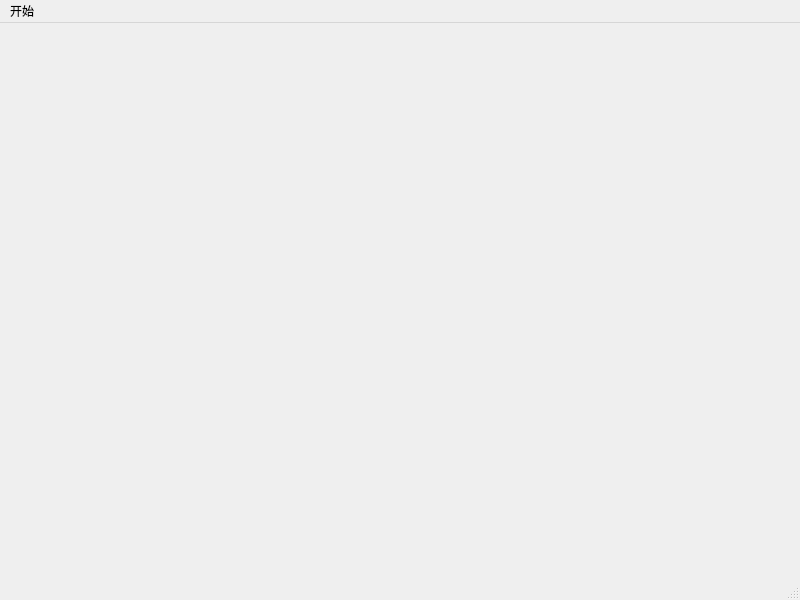
Before: the Qt Designer form coinFlip/mainscene.ui in dks008/Test, drawn with Qt 5.
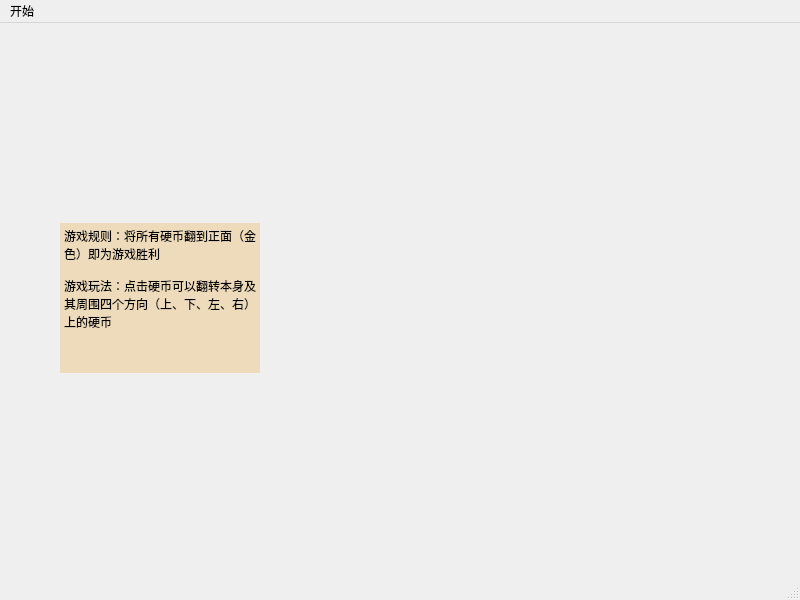
After: the same form once the commit is applied.

```diff
--- a/coinFlip/mainscene.ui
+++ b/coinFlip/mainscene.ui
@@ -13,7 +13,34 @@
   <property name="windowTitle">
    <string>MainScene</string>
   </property>
-  <widget class="QWidget" name="centralwidget"/>
+  <widget class="QWidget" name="centralwidget">
+   <widget class="QTextEdit" name="rulesText">
+    <property name="geometry">
+     <rect>
+      <x>60</x>
+      <y>200</y>
+      <width>200</width>
+      <height>150</height>
+     </rect>
+    </property>
+    <property name="styleSheet">
+     <string notr="true">background-color: rgba(235, 175, 75, 80);
+ border:none</string>
+    </property>
+    <property name="html">
+     <string>&lt;!DOCTYPE HTML PUBLIC &quot;-//W3C//DTD HTML 4.0//EN&quot; &quot;http://www.w3.org/TR/REC-html40/strict.dtd&quot;&gt;
+&lt;html&gt;&lt;head&gt;&lt;meta name=&quot;qrichtext&quot; content=&quot;1&quot; /&gt;&lt;meta charset=&quot;utf-8&quot; /&gt;&lt;style type=&quot;text/css&quot;&gt;
+p, li { white-space: pre-wrap; }
+hr { height: 1px; border-width: 0; }
+li.unchecked::marker { content: &quot;\2610&quot;; }
+li.checked::marker { content: &quot;\2612&quot;; }
+&lt;/style&gt;&lt;/head&gt;&lt;body style=&quot; font-family:'Microsoft YaHei UI'; font-size:9pt; font-weight:400; font-style:normal;&quot;&gt;
+&lt;p style=&quot; margin-top:0px; margin-bottom:0px; margin-left:0px; margin-right:0px; -qt-block-indent:0; text-indent:0px;&quot;&gt;&lt;span style=&quot; color:#000000;&quot;&gt;游戏规则：将所有硬币翻到正面（金色）即为游戏胜利&lt;/span&gt;&lt;/p&gt;
+&lt;p style=&quot;-qt-paragraph-type:empty; margin-top:0px; margin-bottom:0px; margin-left:0px; margin-right:0px; -qt-block-indent:0; text-indent:0px;&quot;&gt;&lt;br /&gt;&lt;/p&gt;
+&lt;p style=&quot; margin-top:0px; margin-bottom:0px; margin-left:0px; margin-right:0px; -qt-block-indent:0; text-indent:0px;&quot;&gt;&lt;span style=&quot; color:#000000;&quot;&gt;游戏玩法：点击硬币可以翻转本身及其周围四个方向（上、下、左、右）上的硬币&lt;/span&gt;&lt;/p&gt;&lt;/body&gt;&lt;/html&gt;</string>
+    </property>
+   </widget>
+  </widget>
   <widget class="QMenuBar" name="menubar">
    <property name="geometry">
     <rect>
```
